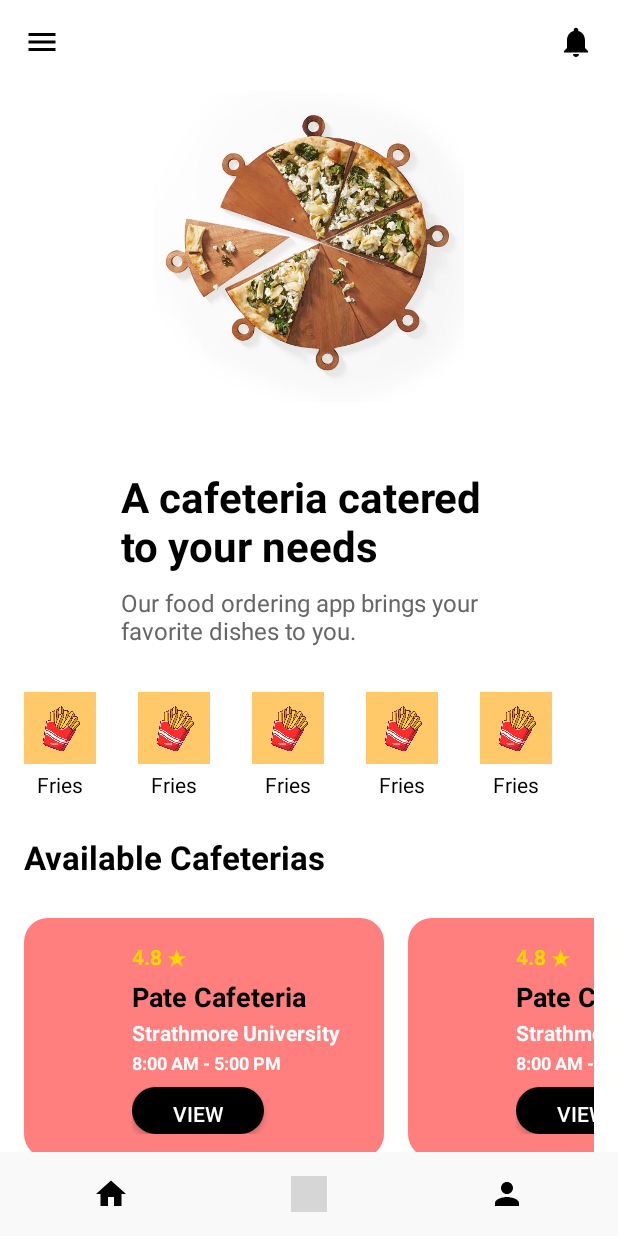
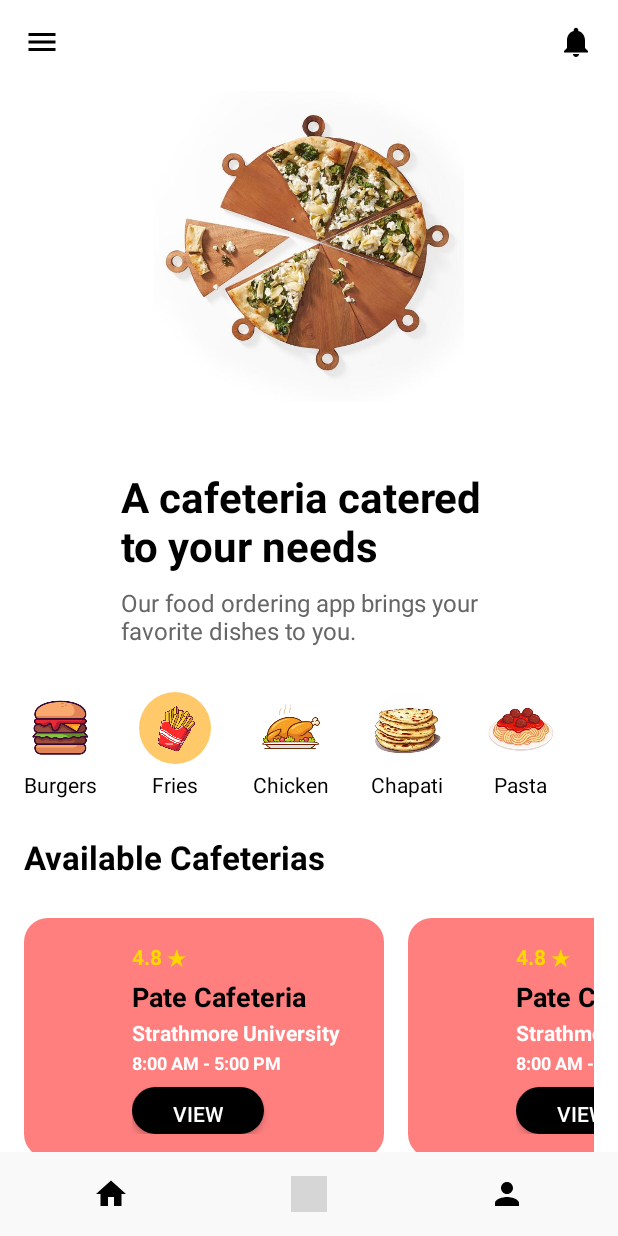
Before and after one commit to Slazzical/FoodChapChap, an Android app built with Jetpack Compose: the screen it shows after launch (MainActivity), on a phone screen of 412 x 824 dp. Run offline under Robolectric (Android 15) with nearby library versions, the phone set to English and light mode, and no system bars; grey boxes are pictures that could not be loaded.

Commit message:
Add files via upload

```diff
--- a/src/main/java/com/example/greetingcard/MainActivity.kt
+++ b/src/main/java/com/example/greetingcard/MainActivity.kt
@@ -4,6 +4,7 @@ import android.content.Intent
 import android.os.Bundle
 import android.util.Log
 import android.view.View
+import android.widget.Button
 import androidx.activity.ComponentActivity
 import androidx.compose.runtime.Composable
 import androidx.compose.ui.tooling.preview.Preview
@@ -30,18 +31,22 @@ class MainActivity : ComponentActivity() {
                 Log.e("MainActivity", "Error launching SearchCafeteriaActivity", e)
             }
         }
-        // Set up the click listener for the search icon
-        fun viewCafeteria(view: View) {
-            // Create an intent to navigate to CafeteriaActivity
-            try {
-                // Log to confirm the click event
-                Log.d("MainActivity", "View Button clicked")
 
-                val intent = Intent(this, CafeteriaActivity::class.java)
-                startActivity(intent)
-            } catch (e: Exception) {
-                // Log any exceptions to catch potential errors
-                Log.e("MainActivity", "Error launching CafeteriaActivity", e)
+        val buttonIds = listOf(R.id.view_cafeteria, R.id.view_cafeteria2, R.id.view_cafeteria3, R.id.view_cafeteria4)
+
+        buttonIds.forEach { buttonId ->
+            val myButton = findViewById<Button>(buttonId)
+            myButton.setOnClickListener {
+                try {
+                    // Log to confirm the click event with specific button ID
+                    Log.d("MainActivity", "Button with ID: $buttonId clicked")
+
+                    val intent = Intent(this, CafeteriaActivity::class.java)
+                    startActivity(intent)
+                } catch (e: Exception) {
+                    // Log any exceptions with context of button ID
+                    Log.e("MainActivity", "Error launching CafeteriaActivity for Button $buttonId", e)
+                }
             }
         }
     }
--- a/src/main/res/drawable/circular_image.xml
+++ b/src/main/res/drawable/circular_image.xml
@@ -3,7 +3,7 @@
     <!-- Outer circle (border) -->
     <item>
         <shape android:shape="oval">
-            <solid android:color="#FFFFFF" /> <!-- Border color -->
+            <solid android:color="#F8F8F8" /> <!-- Border color -->
         </shape>
     </item>
     <!-- Inner circle (image) -->
--- a/src/main/res/layout/activity_main.xml
+++ b/src/main/res/layout/activity_main.xml
@@ -173,6 +173,7 @@
 
                     <!-- View Button -->
                     <Button
+                        android:id="@+id/view_cafeteria"
                         android:layout_width="wrap_content"
                         android:layout_height="wrap_content"
                         android:layout_marginTop="8dp"
@@ -183,8 +184,7 @@
                         android:paddingHorizontal="16dp"
                         android:paddingVertical="8dp"
                         android:layout_gravity="start"
-                        android:background="@drawable/button_rounded"
-                        android:onClick="viewCafeteria"/>
+                        android:background="@drawable/button_rounded" />
                 </LinearLayout>
             </LinearLayout>
 
@@ -252,6 +252,7 @@
 
                     <!-- View Button -->
                     <Button
+                        android:id="@+id/view_cafeteria2"
                         android:layout_width="wrap_content"
                         android:layout_height="wrap_content"
                         android:layout_marginTop="8dp"
@@ -329,6 +330,7 @@
 
                     <!-- View Button -->
                     <Button
+                        android:id="@+id/view_cafeteria3"
                         android:layout_width="wrap_content"
                         android:layout_height="wrap_content"
                         android:layout_marginTop="8dp"
@@ -407,6 +409,7 @@
 
                     <!-- View Button -->
                     <Button
+                        android:id="@+id/view_cafeteria4"
                         android:layout_width="wrap_content"
                         android:layout_height="wrap_content"
                         android:layout_marginTop="8dp"
@@ -439,6 +442,34 @@
             android:orientation="horizontal">
 
             <!-- Repeat these buttons for each category -->
+
+            <LinearLayout
+                android:layout_width="wrap_content"
+                android:layout_height="wrap_content"
+                android:layout_marginEnd="28dp"
+                android:gravity="center"
+                android:orientation="vertical">
+
+                <ImageView
+                    android:layout_width="48dp"
+                    android:layout_height="48dp"
+                    android:layout_gravity="center"
+                    android:contentDescription="Category Icon"
+                    android:src="@drawable/burger"
+                    android:background="@drawable/circular_image"
+                    android:scaleType="centerCrop"
+                    android:cropToPadding="true"
+                    android:clipToOutline="true" />
+
+                <TextView
+                    android:layout_width="wrap_content"
+                    android:layout_height="wrap_content"
+                    android:layout_marginTop="4dp"
+                    android:text="Burgers"
+                    android:textColor="#000"
+                    android:textSize="14sp" />
+
+            </LinearLayout>
             <LinearLayout
                 android:layout_width="wrap_content"
                 android:layout_height="wrap_content"
@@ -454,7 +485,8 @@
                     android:src="@drawable/fries_packet"
                     android:background="@drawable/circular_image"
                     android:scaleType="centerCrop"
-                    android:cropToPadding="true" />
+                    android:cropToPadding="true"
+                    android:clipToOutline="true"/>
 
                 <TextView
                     android:layout_width="wrap_content"
@@ -477,16 +509,17 @@
                     android:layout_height="48dp"
                     android:layout_gravity="center"
                     android:contentDescription="Category Icon"
-                    android:src="@drawable/fries_packet"
+                    android:src="@drawable/roast_chicken"
                     android:background="@drawable/circular_image"
                     android:scaleType="centerCrop"
-                    android:cropToPadding="true" />
+                    android:cropToPadding="true"
+                    android:clipToOutline="true" />
 
                 <TextView
                     android:layout_width="wrap_content"
                     android:layout_height="wrap_content"
                     android:layout_marginTop="4dp"
-                    android:text="Fries"
+                    android:text="Chicken"
                     android:textColor="#000"
                     android:textSize="14sp" />
 
@@ -503,16 +536,17 @@
                     android:layout_height="48dp"
                     android:layout_gravity="center"
                     android:contentDescription="Category Icon"
-                    android:src="@drawable/fries_packet"
+                    android:src="@drawable/chapati"
                     android:background="@drawable/circular_image"
                     android:scaleType="centerCrop"
-                    android:cropToPadding="true" />
+                    android:cropToPadding="true"
+                    android:clipToOutline="true" />
 
                 <TextView
                     android:layout_width="wrap_content"
                     android:layout_height="wrap_content"
                     android:layout_marginTop="4dp"
-                    android:text="Fries"
+                    android:text="Chapati"
                     android:textColor="#000"
                     android:textSize="14sp" />
 
@@ -529,16 +563,17 @@
                     android:layout_height="48dp"
                     android:layout_gravity="center"
                     android:contentDescription="Category Icon"
-                    android:src="@drawable/fries_packet"
+                    android:src="@drawable/pasta"
                     android:background="@drawable/circular_image"
                     android:scaleType="centerCrop"
-                    android:cropToPadding="true" />
+                    android:cropToPadding="true"
+                    android:clipToOutline="true" />
 
                 <TextView
                     android:layout_width="wrap_content"
                     android:layout_height="wrap_content"
                     android:layout_marginTop="4dp"
-                    android:text="Fries"
+                    android:text="Pasta"
                     android:textColor="#000"
                     android:textSize="14sp" />
 
@@ -555,42 +590,17 @@
                     android:layout_height="48dp"
                     android:layout_gravity="center"
                     android:contentDescription="Category Icon"
-                    android:src="@drawable/fries_packet"
+                    android:src="@drawable/rice_stew"
                     android:background="@drawable/circular_image"
                     android:scaleType="centerCrop"
-                    android:cropToPadding="true" />
+                    android:cropToPadding="true"
+                    android:clipToOutline="true" />
 
                 <TextView
                     android:layout_width="wrap_content"
                     android:layout_height="wrap_content"
                     android:layout_marginTop="4dp"
-                    android:text="Fries"
-                    android:textColor="#000"
-                    android:textSize="14sp" />
-
-            </LinearLayout>
-            <LinearLayout
-                android:layout_width="wrap_content"
-                android:layout_height="wrap_content"
-                android:layout_marginEnd="28dp"
-                android:gravity="center"
-                android:orientation="vertical">
-
-                <ImageView
-                    android:layout_width="48dp"
-                    android:layout_height="48dp"
-                    android:layout_gravity="center"
-                    android:contentDescription="Category Icon"
-                    android:src="@drawable/fries_packet"
-                    android:background="@drawable/circular_image"
-                    android:scaleType="centerCrop"
-                    android:cropToPadding="true" />
-
-                <TextView
-                    android:layout_width="wrap_content"
-                    android:layout_height="wrap_content"
-                    android:layout_marginTop="4dp"
-                    android:text="Fries"
+                    android:text="Rice"
                     android:textColor="#000"
                     android:textSize="14sp" />
 
```
Also changed, not shown: src/main/java/com/example/greetingcard/DatabaseHelper.kt (added, +148 -0 lines), src/main/res/Database/DatabaseHelper.kt (added, +89 -0 lines), src/main/res/layout/search_cafeteria.xml (+33 -20 lines), src/main/res/drawable/burger.png (added), src/main/res/drawable/chapati.jpeg (added), src/main/res/drawable/pasta.jpeg (added), src/main/res/drawable/rice_stew.jpeg (added), src/main/res/drawable/roast_chicken.png (added).
